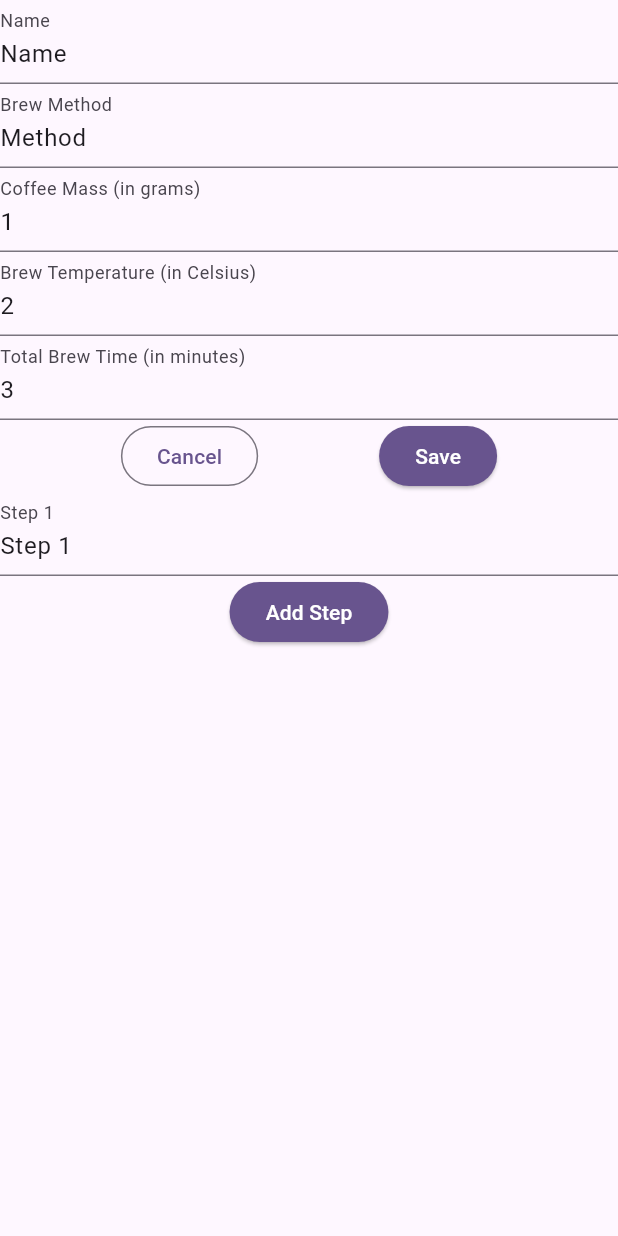
After one commit to InspectorSpuds/BrewHelpyApp, a Flutter app: the screen it shows after launch, after a tap on the "edit" icon, on a phone screen of 412 x 824 dp. The commit adds this screen. Run offline on Flutter 3.47's test engine with Material 3 defaults, Android fonts, the light colour scheme and no system bars.

Commit message:
added modifying recipe form, delete option for steps, and unit tests, separated widgets from new-recipe-form

```diff
--- /dev/null
+++ b/lib/form_action_buttons.dart
@@ -0,0 +1,29 @@
+import 'package:flutter/material.dart';
+import 'package:brewhelpy/recipe.dart';
+
+class ActionButtons extends StatelessWidget {
+  final void Function() onSave;
+  const ActionButtons({super.key, required this.onSave});
+
+
+  @override
+  Widget build(BuildContext context) {
+    return Row(
+      mainAxisAlignment: MainAxisAlignment.spaceEvenly,
+      children: [
+        OutlinedButton(
+          onPressed: () { Navigator.pop(context); },
+          child: const Text('Cancel'),
+        ),
+        ElevatedButton(
+          onPressed: onSave,
+          style: ElevatedButton.styleFrom(
+            backgroundColor: Theme.of(context).colorScheme.primary,
+            foregroundColor: Theme.of(context).colorScheme.onPrimary,
+          ),
+          child: const Text('Save'),
+        ),
+      ],
+    );
+  }
+}
--- a/lib/main.dart
+++ b/lib/main.dart
@@ -1,4 +1,5 @@
 
+import 'package:brewhelpy/modify_recipe_form.dart';
 import 'package:brewhelpy/new_recipe_form.dart';
 import 'package:flutter/material.dart';
 
@@ -46,6 +47,15 @@ class _MyHomePageState extends State<MyHomePage> {
     });
   }
 
+  void _modifyRecipeForm(){
+    setState(() {
+      showDialog(context: context,
+          builder: (context) => const Dialog.fullscreen(
+            child: ModifyRecipeForm(),
+          ));
+    });
+  }
+
   @override
   Widget build(BuildContext context) {
 
@@ -53,7 +63,12 @@ class _MyHomePageState extends State<MyHomePage> {
       appBar: AppBar(
         title: Center(
         child: Text(widget.title),
-        )
+        ),
+        actions: [
+          IconButton(
+              onPressed: _modifyRecipeForm,
+              icon: const Icon(Icons.edit))
+        ],
       ),
 
       bottomNavigationBar: BottomNavigationBar(
--- /dev/null
+++ b/lib/modify_recipe_form.dart
@@ -0,0 +1,106 @@
+
+import 'package:brewhelpy/quantity_field.dart';
+import 'package:brewhelpy/form_action_buttons.dart';
+import 'package:brewhelpy/recipe.dart';
+import 'package:flutter/cupertino.dart';
+import 'package:flutter/material.dart';
+
+import 'name_field.dart';
+
+class ModifyRecipeForm extends StatefulWidget {
+  const ModifyRecipeForm({super.key});
+
+  // retrieve recipe from database
+
+  @override
+  State<ModifyRecipeForm> createState() => _ModifyRecipeFormState();
+}
+
+class _ModifyRecipeFormState extends State<ModifyRecipeForm> {
+  final GlobalKey<FormState> _formKey = GlobalKey<FormState>();
+
+  // REPLACE THIS WITH DATABASE RETRIEVE
+
+  List<String> steps = ['Step 1'];
+
+  late final TextEditingController _nameController = TextEditingController(text: "Name");
+  late final TextEditingController _brewMethodController = TextEditingController(text: "Method");
+  late final TextEditingController _coffeeMassController = TextEditingController(text: 1.toString());
+  late final TextEditingController _brewTempController = TextEditingController(text: 2.toString());
+  late final TextEditingController _totalTimeController = TextEditingController(text: 3.toString());
+  late final List<TextEditingController> _stepsControllers = steps.map((step) => TextEditingController(text: step)).toList();
+
+
+
+  void _addStep(){
+    setState(() {
+      _stepsControllers.add(TextEditingController());
+    });
+  }
+
+  void _onSave() {
+    if(_formKey.currentState?.validate() ?? false) {
+      final List<String> steps = _stepsControllers.map((controller) => controller.text).toList();
+
+      final newRecipe = Recipe(
+        name: _nameController.text,
+        brewMethod: _brewMethodController.text,
+        coffeeMass: int.parse(_coffeeMassController.text),
+        brewTemp: int.parse(_brewTempController.text),
+        totalTime: int.parse(_totalTimeController.text),
+        steps: steps,
+      );
+
+      // need to add to database from here
+
+
+      Navigator.pop(context);
+      ScaffoldMessenger.of(context).showSnackBar(SnackBar(
+          content: Text('${_nameController.text} modified.')
+      ));
+    }
+  }
+
+  @override
+  Widget build(BuildContext context) {
+    return Form(
+        key: _formKey,
+        child: SingleChildScrollView(
+            child: Column(
+              children: [
+                NameField(nameController: _nameController, label: 'Name'),
+                NameField(nameController: _brewMethodController, label: 'Brew Method'),
+                QuantityField(quantityController:  _coffeeMassController, label: 'Coffee Mass (in grams)'),
+                QuantityField(quantityController: _brewTempController, label: 'Brew Temperature (in Celsius)'),
+                QuantityField(quantityController: _totalTimeController, label: 'Total Brew Time (in minutes)'),
+                ActionButtons(onSave: _onSave,),
+                ..._stepsControllers.map((controller){
+                  int index = _stepsControllers.indexOf(controller);
+                  return TextFormField(
+                    key: Key('Step ${index + 1}'),
+                    decoration: InputDecoration(
+                      labelText: 'Step ${index + 1}',
+                    ),
+                    controller: controller,
+                    validator: (value) {
+                      if(value == null || value.trim().isEmpty){
+                        return 'Step cannot be empty.';
+                      }
+                      return null;
+                    },
+                  );
+                }
+                ),
+                ElevatedButton(
+                  onPressed: _addStep,
+                  style: ElevatedButton.styleFrom(
+                    backgroundColor: Theme.of(context).colorScheme.primary,
+                    foregroundColor: Theme.of(context).colorScheme.onPrimary,),
+                  child: const Text('Add Step'),
+                )
+              ],
+            )
+        )
+    );
+  }
+}
--- /dev/null
+++ b/lib/name_field.dart
@@ -0,0 +1,25 @@
+import 'package:flutter/material.dart';
+import 'package:brewhelpy/recipe.dart';
+
+class NameField extends StatelessWidget {
+  final TextEditingController nameController;
+  const NameField({super.key, required this.nameController, required this.label});
+  final String label;
+
+  @override
+  Widget build(BuildContext context) {
+    return TextFormField(
+      key: Key(label),
+      decoration:InputDecoration(
+          labelText: label
+      ),
+      controller: nameController,
+      validator: (value) {
+        if(value == null || value.trim().isEmpty) {
+          return 'Name cannot be empty.';
+        }
+        return null;
+      },
+    );
+  }
+}
--- /dev/null
+++ b/lib/quantity_field.dart
@@ -0,0 +1,34 @@
+import 'package:flutter/material.dart';
+import 'package:brewhelpy/recipe.dart';
+
+class QuantityField extends StatelessWidget {
+  final TextEditingController quantityController;
+  final String label;
+
+  const QuantityField({super.key, required this.quantityController, required this.label});
+
+  @override
+  Widget build(BuildContext context) {
+    return TextFormField(
+      key: Key(label),
+      decoration: InputDecoration(
+          labelText: label
+      ),
+      keyboardType: TextInputType.number,
+      controller: quantityController,
+      validator: (value) {
+        if(value == null || value.trim().isEmpty) {
+          return 'Quantity cannot be empty.';
+        }
+        int? asInt = int.tryParse(value);
+        if(asInt == null) {
+          return 'Quantity must be a whole number.';
+        }
+        if(asInt <= 0) {
+          return 'Quantity must be positive.';
+        }
+        return null;
+      },
+    );
+  }
+}
```
Also changed, not shown: lib/new_recipe_form.dart (+33 -99 lines), 1 other file.
